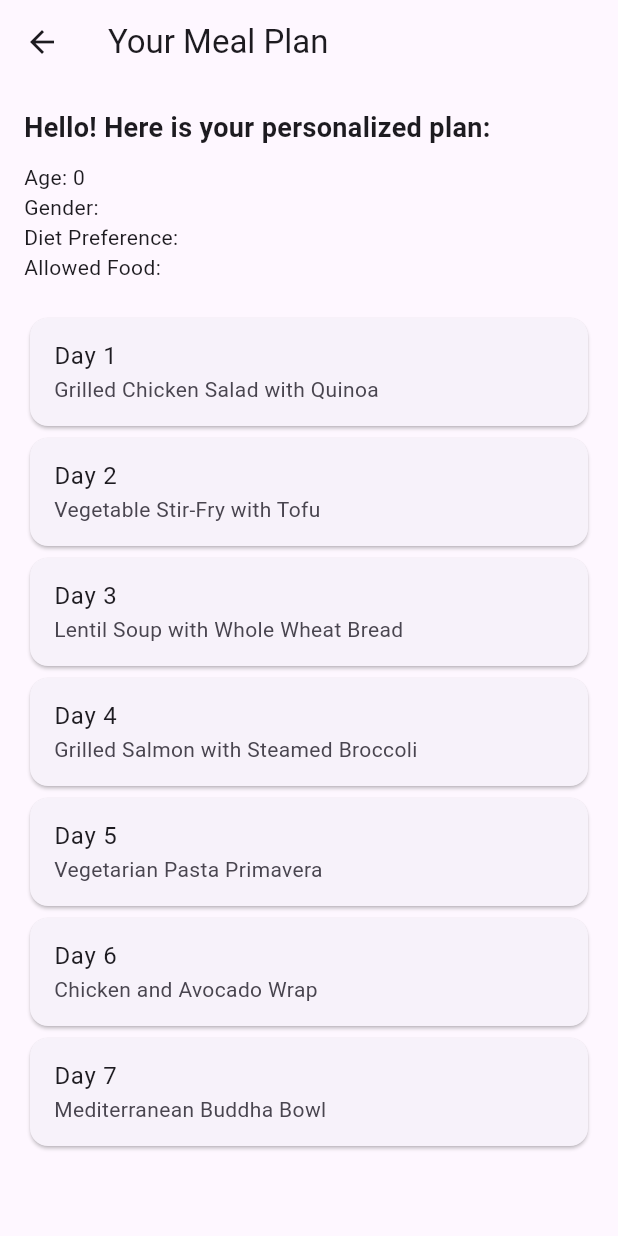
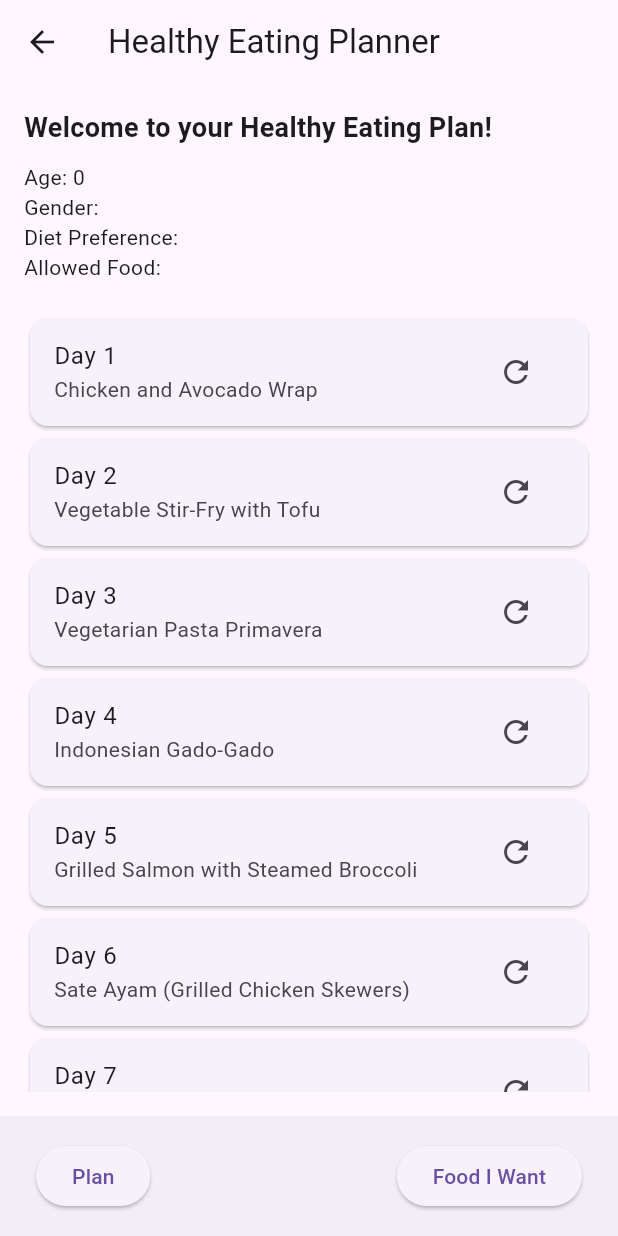
Before and after one commit to hardytee1/eating_healthy, a Flutter app: the DashboardPage screen opened directly with empty values, on a phone screen of 412 x 824 dp. Run offline on Flutter 3.47's test engine with Material 3 defaults, Android fonts, the phone set to English and light mode, and no system bars; our stand-ins replace firebase_core; accounts and stored records are empty.

Commit message:
Add 2 features 1. Generate a 7 day meal plan, can be refreshed for each day 2. Make a fooodiwant page where user can filter on what they want

```diff
--- a/lib/screens/dashboard_page.dart
+++ b/lib/screens/dashboard_page.dart
@@ -1,7 +1,8 @@
 import 'package:flutter/material.dart';
 import '../utils/meal_data.dart';
+import 'food_i_want_page.dart';
 
-class DashboardPage extends StatelessWidget {
+class DashboardPage extends StatefulWidget {
   final int age;
   final String gender;
   final String dietPreference;
@@ -15,11 +16,24 @@ class DashboardPage extends StatelessWidget {
   });
 
   @override
+  _DashboardPageState createState() => _DashboardPageState();
+}
+
+class _DashboardPageState extends State<DashboardPage> {
+  List<String> _meals = MealData.getRandomMeals();
+
+  void _refreshMeal(int dayIndex) {
+    setState(() {
+      _meals[dayIndex] = MealData.getRandomMeal();
+    });
+  }
+
+  @override
   Widget build(BuildContext context) {
-    final meals = MealData.getMeals();
-
     return Scaffold(
-      appBar: AppBar(title: Text('Your Meal Plan')),
+      appBar: AppBar(
+        title: Text('Healthy Eating Planner'),
+      ),
       body: Padding(
         padding: EdgeInsets.all(16.0),
         child: Column(
@@ -27,25 +41,29 @@ class DashboardPage extends StatelessWidget {
           children: [
             // User Details
             Text(
-              'Hello! Here is your personalized plan:',
+              'Welcome to your Healthy Eating Plan!',
               style: TextStyle(fontSize: 18, fontWeight: FontWeight.bold),
             ),
             SizedBox(height: 10),
-            Text('Age: $age'),
-            Text('Gender: $gender'),
-            Text('Diet Preference: $dietPreference'),
-            Text('Allowed Food: $allowedFood'),
+            Text('Age: ${widget.age}'),
+            Text('Gender: ${widget.gender}'),
+            Text('Diet Preference: ${widget.dietPreference}'),
+            Text('Allowed Food: ${widget.allowedFood}'),
             SizedBox(height: 20),
 
-            // Meal Plan
+            // Meal Plan List
             Expanded(
               child: ListView.builder(
-                itemCount: meals.length,
+                itemCount: 7, // Show exactly 7 days
                 itemBuilder: (context, index) {
                   return Card(
                     child: ListTile(
                       title: Text('Day ${index + 1}'),
-                      subtitle: Text(meals[index]),
+                      subtitle: Text(_meals[index]),
+                      trailing: IconButton(
+                        icon: Icon(Icons.refresh),
+                        onPressed: () => _refreshMeal(index),
+                      ),
                     ),
                   );
                 },
@@ -54,6 +72,38 @@ class DashboardPage extends StatelessWidget {
           ],
         ),
       ),
+      bottomNavigationBar: BottomAppBar(
+        child: Row(
+          mainAxisAlignment: MainAxisAlignment.spaceBetween,
+          children: [
+            // Plan Button
+            Padding(
+              padding: const EdgeInsets.all(8.0),
+              child: ElevatedButton(
+                onPressed: () {
+                  // No action needed since the user is already on this page
+                },
+                child: Text('Plan'),
+              ),
+            ),
+            // Food I Want Button
+            Padding(
+              padding: const EdgeInsets.all(8.0),
+              child: ElevatedButton(
+                onPressed: () {
+                  Navigator.push(
+                    context,
+                    MaterialPageRoute(
+                      builder: (context) => FoodIWantPage(),
+                    ),
+                  );
+                },
+                child: Text('Food I Want'),
+              ),
+            ),
+          ],
+        ),
+      ),
     );
   }
 }
--- a/lib/utils/meal_data.dart
+++ b/lib/utils/meal_data.dart
@@ -1,3 +1,5 @@
+import 'dart:math';
+
 class MealData {
   static List<String> getMeals() {
     return [
@@ -8,6 +10,20 @@ class MealData {
       'Vegetarian Pasta Primavera',
       'Chicken and Avocado Wrap',
       'Mediterranean Buddha Bowl',
+      'Indonesian Gado-Gado',
+      'Nasi Goreng (Healthy)',
+      'Sate Ayam (Grilled Chicken Skewers)',
     ];
   }
+
+  static List<String> getRandomMeals() {
+    List<String> meals = getMeals();
+    meals.shuffle(Random());
+    return meals.sublist(0, 7); // Return exactly 7 meals
+  }
+
+  static String getRandomMeal() {
+    List<String> meals = getMeals();
+    return meals[Random().nextInt(meals.length)]; // Get a single random meal
+  }
 }
```
Also changed, not shown: lib/screens/food_i_want_page.dart (added, +65 -0 lines), lib/screens/plan_page.dart (added, +77 -0 lines), 1 other file.
